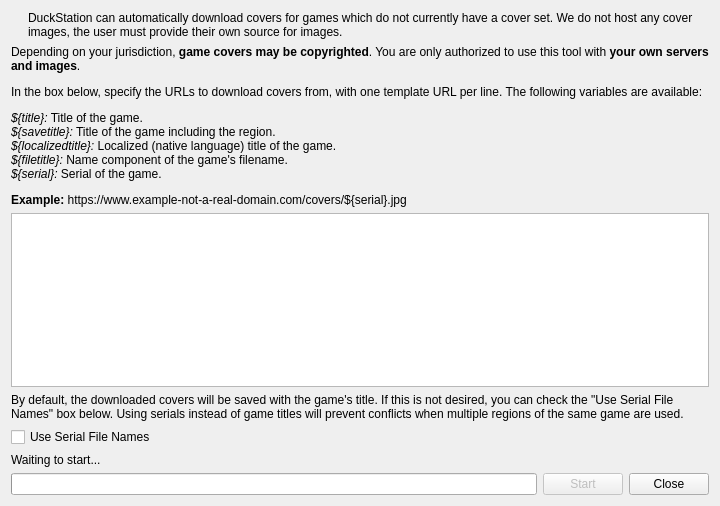
The window that src/duckstation-qt/coverdownloadwindow.ui (stenzek/duckstation) describes before a commit, drawn with Qt 5.
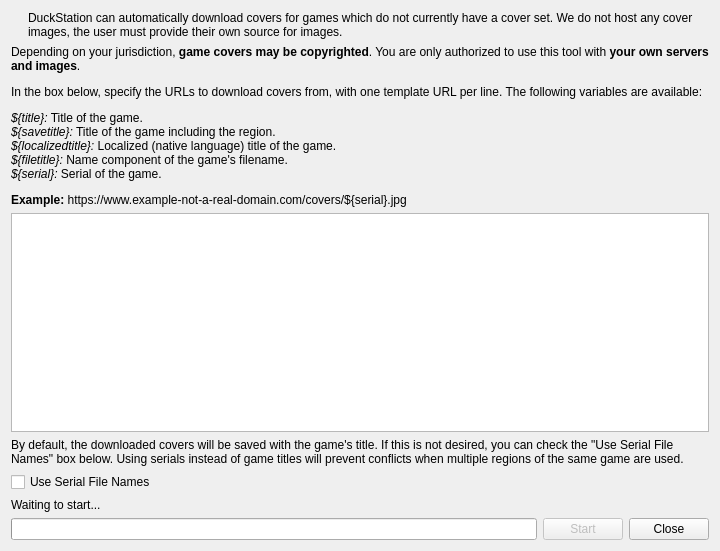
The same window after the commit. Icons and pictures are not drawn.

Commit message: Qt: Use simpler text widgets in cover downloader and game summary

What changed in the file:
```diff
--- a/src/duckstation-qt/coverdownloadwindow.ui
+++ b/src/duckstation-qt/coverdownloadwindow.ui
@@ -7,7 +7,7 @@
     <x>0</x>
     <y>0</y>
     <width>720</width>
-    <height>506</height>
+    <height>551</height>
    </rect>
   </property>
   <property name="windowTitle">
@@ -59,7 +59,7 @@
     </widget>
    </item>
    <item>
-    <widget class="QTextEdit" name="urls"/>
+    <widget class="QPlainTextEdit" name="urls"/>
    </item>
    <item>
     <widget class="QLabel" name="label_2">
```
The commit also changes 2 other files.
